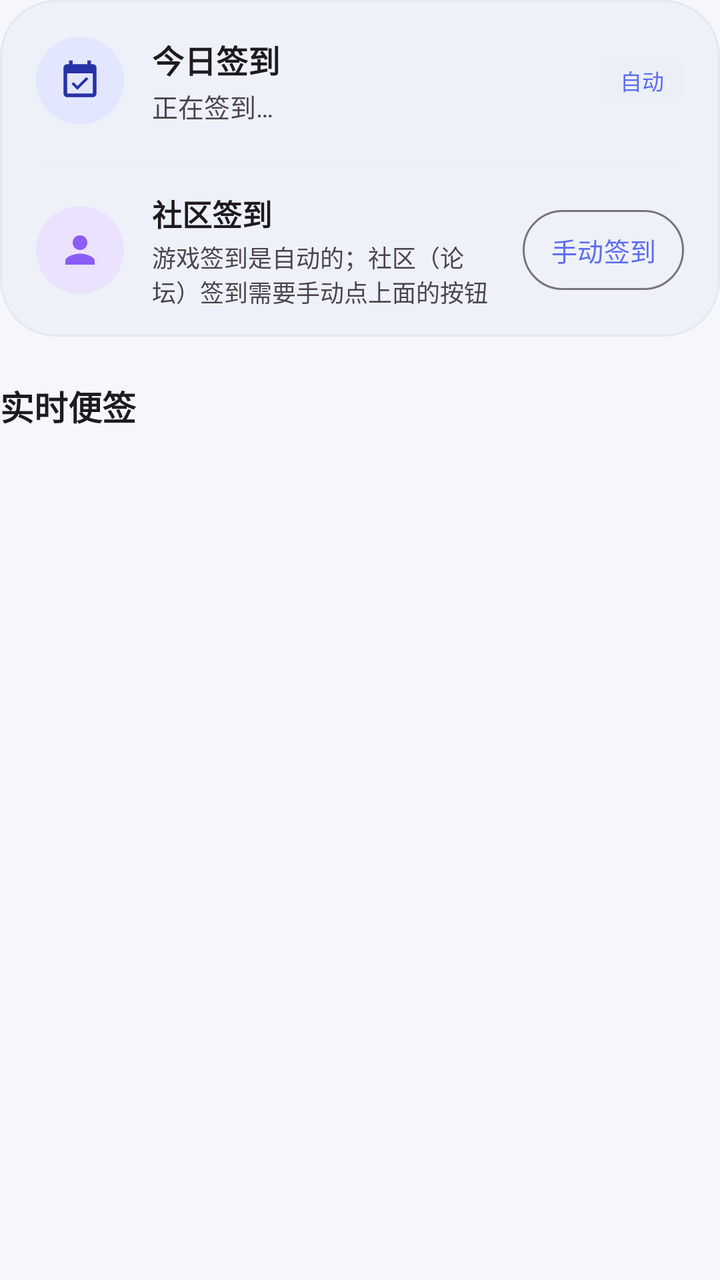
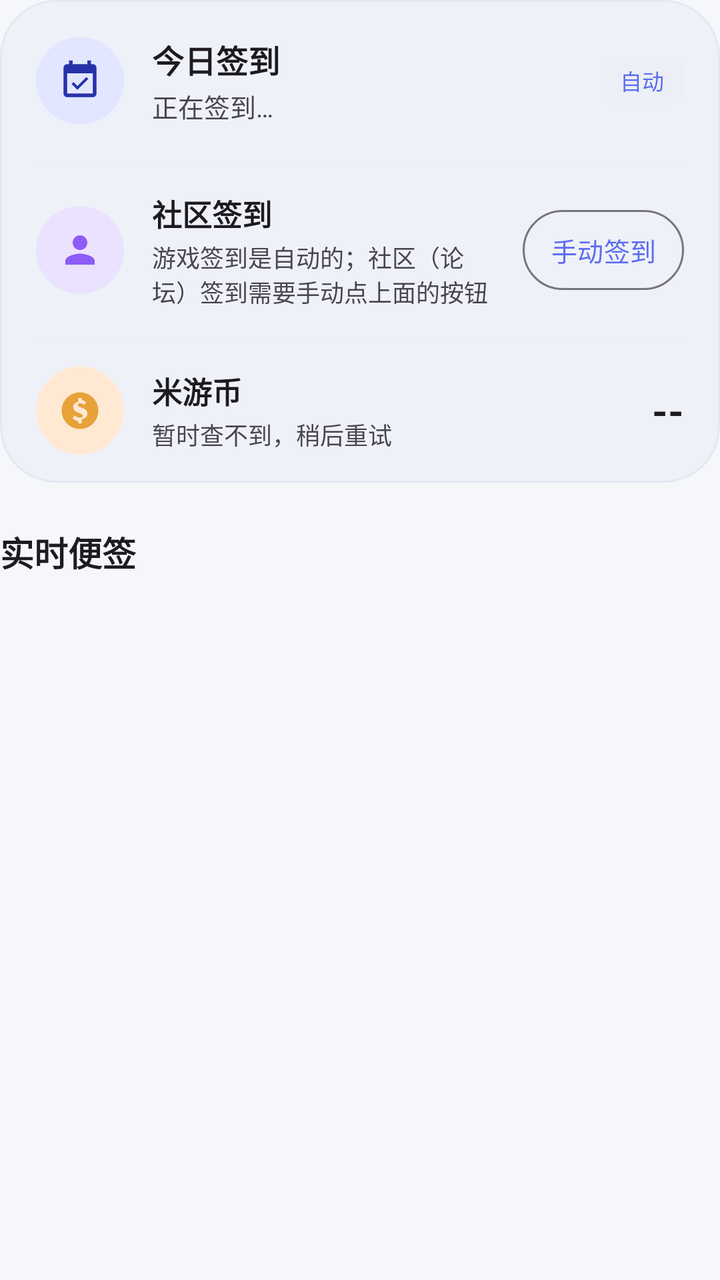

The first picture is an Android layout as it rendered before a commit; the second is the same layout after the commit. The layout source and the unified diff follow.
<!-- AndroidManifest.xml: application theme Theme.TravelerNote -->
<!-- res/layout/item_header.xml -->
<?xml version="1.0" encoding="utf-8"?>
<LinearLayout xmlns:android="http://schemas.android.com/apk/res/android"
    xmlns:app="http://schemas.android.com/apk/res-auto"
    android:layout_width="match_parent"
    android:layout_height="wrap_content"
    android:orientation="vertical">

    <com.google.android.material.card.MaterialCardView
        android:layout_width="match_parent"
        android:layout_height="wrap_content"
        app:cardBackgroundColor="?attr/colorSurfaceContainerHigh"
        app:cardCornerRadius="28dp"
        app:cardElevation="0dp">

        <LinearLayout
            android:layout_width="match_parent"
            android:layout_height="wrap_content"
            android:orientation="vertical">

            
            <LinearLayout
                android:layout_width="match_parent"
                android:layout_height="wrap_content"
                android:gravity="center_vertical"
                android:orientation="horizontal"
                android:paddingStart="18dp"
                android:paddingEnd="18dp"
                android:paddingTop="18dp"
                android:paddingBottom="18dp">

                
                <FrameLayout
                    android:layout_width="44dp"
                    android:layout_height="44dp"
                    android:background="@drawable/shape_circle_icon_background"
                    android:backgroundTint="?attr/colorPrimaryContainer"
                    android:backgroundTintMode="src_in">

                    <ImageView
                        android:id="@+id/signIcon"
                        android:layout_width="22dp"
                        android:layout_height="22dp"
                        android:layout_gravity="center"
                        android:contentDescription="@string/sign_title"
                        android:src="@drawable/ic_sign"
                        app:tint="?attr/colorOnPrimaryContainer"
                        app:tintMode="src_in" />
                </FrameLayout>

                <LinearLayout
                    android:layout_width="0dp"
                    android:layout_height="wrap_content"
                    android:layout_marginStart="14dp"
                    android:layout_weight="1"
                    android:orientation="vertical">

                    <TextView
                        android:layout_width="wrap_content"
                        android:layout_height="wrap_content"
                        android:text="@string/sign_title"
                        android:textColor="?android:attr/textColorPrimary"
                        android:textSize="16sp"
                        android:textStyle="bold" />

                    <TextView
                        android:id="@+id/signStatus"
                        android:layout_width="wrap_content"
                        android:layout_height="wrap_content"
                        android:layout_marginTop="2dp"
                        android:text="@string/sign_waiting"
                        android:textColor="?android:attr/textColorSecondary"
                        android:textSize="13sp" />
                </LinearLayout>

                <TextView
                    android:layout_width="wrap_content"
                    android:layout_height="wrap_content"
                    android:background="@drawable/pill_bg"
                    android:paddingStart="10dp"
                    android:paddingTop="4dp"
                    android:paddingEnd="10dp"
                    android:paddingBottom="4dp"
                    android:text="@string/sign_auto_badge"
                    android:textColor="?attr/colorPrimary"
                    android:textSize="11sp" />
            </LinearLayout>

            <View
                android:layout_width="match_parent"
                android:layout_height="1dp"
                android:layout_marginStart="18dp"
                android:layout_marginEnd="18dp"
                android:background="@color/divider" />

            
            <LinearLayout
                android:layout_width="match_parent"
                android:layout_height="wrap_content"
                android:gravity="center_vertical"
                android:orientation="horizontal"
                android:paddingStart="18dp"
                android:paddingEnd="18dp"
                android:paddingTop="14dp"
                android:paddingBottom="14dp">

                <FrameLayout
                    android:layout_width="44dp"
                    android:layout_height="44dp"
                    android:background="@drawable/shape_circle_icon_background"
                    android:backgroundTint="@color/primary_container_purple"
                    android:backgroundTintMode="src_in">

                    <ImageView
                        android:layout_width="22dp"
                        android:layout_height="22dp"
                        android:layout_gravity="center"
                        android:contentDescription="@null"
                        android:src="@drawable/ic_characters"
                        app:tint="@color/expedition"
                        app:tintMode="src_in" />
                </FrameLayout>

                <LinearLayout
                    android:layout_width="0dp"
                    android:layout_height="wrap_content"
                    android:layout_marginStart="14dp"
                    android:layout_weight="1"
                    android:orientation="vertical">

                    <TextView
                        android:layout_width="wrap_content"
                        android:layout_height="wrap_content"
                        android:text="@string/community_sign"
                        android:textColor="?android:attr/textColorPrimary"
                        android:textSize="15sp"
                        android:textStyle="bold" />

                    <TextView
                        android:id="@+id/communityStatus"
                        android:layout_width="match_parent"
                        android:layout_height="wrap_content"
                        android:layout_marginTop="2dp"
                        android:text="@string/community_sign_hint"
                        android:textColor="?android:attr/textColorSecondary"
                        android:textSize="12sp" />
                </LinearLayout>

                <com.google.android.material.button.MaterialButton
                    android:id="@+id/communityBtn"
                    style="@style/Widget.Material3.Button.OutlinedButton"
                    android:layout_width="wrap_content"
                    android:layout_height="wrap_content"
                    android:layout_marginStart="10dp"
                    android:minWidth="0dp"
                    android:paddingStart="14dp"
                    android:paddingEnd="14dp"
                    android:text="@string/community_sign_action"
                    android:textSize="13sp"
                    app:cornerRadius="20dp" />
            </LinearLayout>
        </LinearLayout>
    </com.google.android.material.card.MaterialCardView>

    <TextView
        android:layout_width="wrap_content"
        android:layout_height="wrap_content"
        android:layout_marginTop="22dp"
        android:text="@string/note_section"
        android:textColor="?android:attr/textColorPrimary"
        android:textSize="17sp"
        android:textStyle="bold" />
</LinearLayout>
<!-- resources referenced by this layout -->
<resources>
  <color name="divider">#ECEFF5</color>
  <color name="expedition">#8B5CF6</color>
  <color name="primary_container_purple">#EAE2FF</color>
  <!-- drawable ic_characters (drawable) -->
  <?xml version="1.0" encoding="utf-8"?>
  <vector xmlns:android="http://schemas.android.com/apk/res/android"
      android:width="24dp"
      android:height="24dp"
      android:viewportWidth="24"
      android:viewportHeight="24">
      <path
          android:fillColor="#FFFFFFFF"
          android:pathData="M12,12c2.21,0 4,-1.79 4,-4s-1.79,-4 -4,-4 -4,1.79 -4,4 1.79,4 4,4zM12,14c-2.67,0 -8,1.34 -8,4v2h16v-2c0,-2.66 -5.33,-4 -8,-4z" />
  </vector>
  <!-- drawable ic_sign (drawable) -->
  <?xml version="1.0" encoding="utf-8"?>
  <vector xmlns:android="http://schemas.android.com/apk/res/android"
      android:width="24dp"
      android:height="24dp"
      android:viewportWidth="24"
      android:viewportHeight="24">
      <path
          android:fillColor="#FFFFFFFF"
          android:pathData="M16.53,11.06L15.47,10l-4.88,4.88 -2.12,-2.12 -1.06,1.06L10.59,17l5.94,-5.94zM19,3h-1L18,1h-2v2L8,3L8,1L6,1v2L5,3c-1.11,0 -1.99,0.9 -1.99,2L3,19c0,1.1 0.89,2 2,2h14c1.1,0 2,-0.9 2,-2L21,5c0,-1.1 -0.9,-2 -2,-2zM19,19L5,19L5,8h14v11z" />
  </vector>
  <!-- drawable pill_bg (drawable) -->
  <?xml version="1.0" encoding="utf-8"?>
  <shape xmlns:android="http://schemas.android.com/apk/res/android"
      android:shape="rectangle">
      <solid android:color="@color/divider" />
      <corners android:radius="8dp" />
  </shape>
  <!-- drawable shape_circle_icon_background (drawable) -->
  <?xml version="1.0" encoding="utf-8"?>
  <shape xmlns:android="http://schemas.android.com/apk/res/android"
      android:shape="oval">
      <solid android:color="@android:color/white" />
      <padding
          android:bottom="0dp"
          android:left="0dp"
          android:right="0dp"
          android:top="0dp" />
  </shape>
  <string name="community_sign">社区签到</string>
  <string name="community_sign_action">手动签到</string>
  <string name="community_sign_hint">游戏签到是自动的；社区（论坛）签到需要手动点上面的按钮</string>
  <string name="note_section">实时便签</string>
  <string name="sign_auto_badge">自动</string>
  <string name="sign_title">今日签到</string>
  <string name="sign_waiting">正在签到…</string>
  <color name="accent_blue">#5B6CF0</color>
  <color name="on_primary">#FFFFFF</color>
  <color name="primary_container_blue">#E2E7FF</color>
  <color name="on_primary_container_blue">#2732A8</color>
  <color name="secondary_container">#EBEEF6</color>
  <color name="on_secondary_container">#2A3242</color>
  <color name="surface">#FFFFFF</color>
  <color name="on_surface">#1F2430</color>
  <color name="surface_container">#F7F8FC</color>
  <color name="on_surface_variant">#7C8698</color>
  <color name="surface_container_high">#EFF1F8</color>
  <color name="outline_variant">#E4E8F1</color>
  <color name="background">#F6F7FB</color>
  <!-- unchanged entries left out for length: 1 -->
</resources>

<!-- the commit's change to res/layout/item_header.xml (unified diff, before → after) -->
@@ -158,6 +158,79 @@
                     android:textSize="13sp"
                     app:cornerRadius="20dp" />
             </LinearLayout>
+
+            <View
+                android:layout_width="match_parent"
+                android:layout_height="1dp"
+                android:layout_marginStart="18dp"
+                android:layout_marginEnd="18dp"
+                android:background="@color/divider" />
+
+            
+            <LinearLayout
+                android:layout_width="match_parent"
+                android:layout_height="wrap_content"
+                android:gravity="center_vertical"
+                android:orientation="horizontal"
+                android:paddingStart="18dp"
+                android:paddingEnd="18dp"
+                android:paddingTop="14dp"
+                android:paddingBottom="14dp">
+
+                <FrameLayout
+                    android:layout_width="44dp"
+                    android:layout_height="44dp"
+                    android:background="@drawable/shape_circle_icon_background"
+                    android:backgroundTint="@color/primary_container_orange"
+                    android:backgroundTintMode="src_in">
+
+                    <ImageView
+                        android:layout_width="22dp"
+                        android:layout_height="22dp"
+                        android:layout_gravity="center"
+                        android:contentDescription="@null"
+                        android:src="@drawable/ic_home_coin"
+                        app:tint="@color/coin"
+                        app:tintMode="src_in" />
+                </FrameLayout>
+
+                <LinearLayout
+                    android:layout_width="0dp"
+                    android:layout_height="wrap_content"
+                    android:layout_marginStart="14dp"
+                    android:layout_weight="1"
+                    android:orientation="vertical">
+
+                    <TextView
+                        android:layout_width="wrap_content"
+                        android:layout_height="wrap_content"
+                        android:text="@string/miyou_coin"
+                        android:textColor="?android:attr/textColorPrimary"
+                        android:textSize="15sp"
+                        android:textStyle="bold" />
+
+                    <TextView
+                        android:id="@+id/coinStatus"
+                        android:layout_width="match_parent"
+                        android:layout_height="wrap_content"
+                        android:layout_marginTop="2dp"
+                        android:text="@string/miyou_coin_unknown"
+                        android:textColor="?android:attr/textColorSecondary"
+                        android:textSize="12sp" />
+                </LinearLayout>
+
+                <TextView
+                    android:id="@+id/coinValue"
+                    android:layout_width="wrap_content"
+                    android:layout_height="wrap_content"
+                    android:layout_marginStart="10dp"
+                    android:minWidth="52dp"
+                    android:gravity="end"
+                    android:text="--"
+                    android:textColor="?android:attr/textColorPrimary"
+                    android:textSize="20sp"
+                    android:textStyle="bold" />
+            </LinearLayout>
         </LinearLayout>
     </com.google.android.material.card.MaterialCardView>
 
<!-- resource entries referenced after the edit -->
@@ -1,7 +1,9 @@
 <!-- resources referenced by this layout -->
 <resources>
+  <color name="coin">#E8A23A</color>
   <color name="divider">#ECEFF5</color>
   <color name="expedition">#8B5CF6</color>
+  <color name="primary_container_orange">#FFE9D3</color>
   <color name="primary_container_purple">#EAE2FF</color>
   <!-- drawable ic_characters (drawable) -->
   <?xml version="1.0" encoding="utf-8"?>
@@ -13,6 +15,17 @@
       <path
           android:fillColor="#FFFFFFFF"
           android:pathData="M12,12c2.21,0 4,-1.79 4,-4s-1.79,-4 -4,-4 -4,1.79 -4,4 1.79,4 4,4zM12,14c-2.67,0 -8,1.34 -8,4v2h16v-2c0,-2.66 -5.33,-4 -8,-4z" />
+  </vector>
+  <!-- drawable ic_home_coin (drawable) -->
+  <?xml version="1.0" encoding="utf-8"?>
+  <vector xmlns:android="http://schemas.android.com/apk/res/android"
+      android:width="24dp"
+      android:height="24dp"
+      android:viewportWidth="24"
+      android:viewportHeight="24">
+      <path
+          android:fillColor="#FFFFFFFF"
+          android:pathData="M12,2C6.48,2 2,6.48 2,12s4.48,10 10,10 10,-4.48 10,-10S17.52,2 12,2zM12.88,17.76L12.88,19l-1.76,0 0,-1.24c-1.36,-0.21 -2.48,-0.91 -3.17,-1.82l1.31,-1.31c0.66,0.77 1.6,1.24 2.79,1.24 0.85,0 1.47,-0.39 1.47,-1.09 0,-0.54 -0.35,-0.9 -1.5,-1.32l-0.82,-0.3c-1.75,-0.64 -2.91,-1.54 -2.91,-3.09 0,-1.47 1.09,-2.63 2.83,-2.88L11.12,5l1.76,0 0,1.19c1.02,0.17 1.9,0.62 2.49,1.26l-1.24,1.31c-0.5,-0.5 -1.25,-0.87 -2.14,-0.87 -0.82,0 -1.23,0.42 -1.23,0.96 0,0.54 0.33,0.86 1.45,1.27l0.84,0.3c1.88,0.67 2.93,1.66 2.93,3.2 0,1.55 -1.08,2.72 -2.9,2.9z" />
   </vector>
   <!-- drawable ic_sign (drawable) -->
   <?xml version="1.0" encoding="utf-8"?>
@@ -46,6 +59,8 @@
   <string name="community_sign">社区签到</string>
   <string name="community_sign_action">手动签到</string>
   <string name="community_sign_hint">游戏签到是自动的；社区（论坛）签到需要手动点上面的按钮</string>
+  <string name="miyou_coin">米游币</string>
+  <string name="miyou_coin_unknown">暂时查不到，稍后重试</string>
   <string name="note_section">实时便签</string>
   <string name="sign_auto_badge">自动</string>
   <string name="sign_title">今日签到</string>
